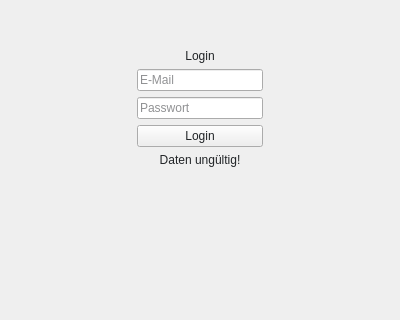
MehmetMertt/twentyONE_HR_System, file HR_Managment_System_Application/auth/login.ui: the form before one commit; both pictures show x 0 to 400 and y 192 to 512 of the 400 by 600 pixel window.
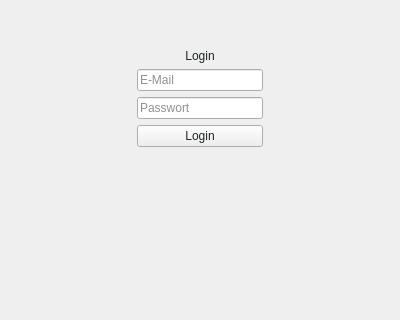
The form after the commit.

Patch:
```diff
--- a/HR_Managment_System_Application/auth/login.ui
+++ b/HR_Managment_System_Application/auth/login.ui
@@ -263,7 +263,7 @@
      <item>
       <widget class="QLabel" name="error_text">
        <property name="text">
-        <string>Daten ungültig!</string>
+        <string/>
        </property>
        <property name="alignment">
         <set>Qt::AlignCenter</set>
```
Left out of the diff: 2 changed lines with no effect on the pictures.
